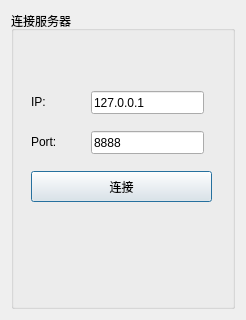
Above: src/ui/selectserver.ui from wang-y-cell/CloudMeeting_Client before the change. Below: the same form after it.
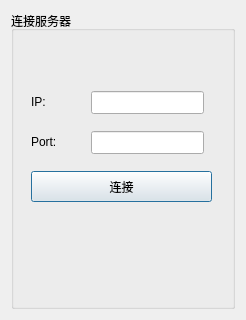
That is the form after the change.

The edit to the form file:
```diff
--- a/src/ui/selectserver.ui
+++ b/src/ui/selectserver.ui
@@ -55,7 +55,7 @@
        </rect>
       </property>
       <property name="text">
-       <string>127.0.0.1</string>
+       <string/>
       </property>
      </widget>
      <widget class="QLineEdit" name="port">
@@ -68,7 +68,7 @@
        </rect>
       </property>
       <property name="text">
-       <string>8888</string>
+       <string/>
       </property>
      </widget>
      <widget class="QPushButton" name="ConnServer_btn">
```
